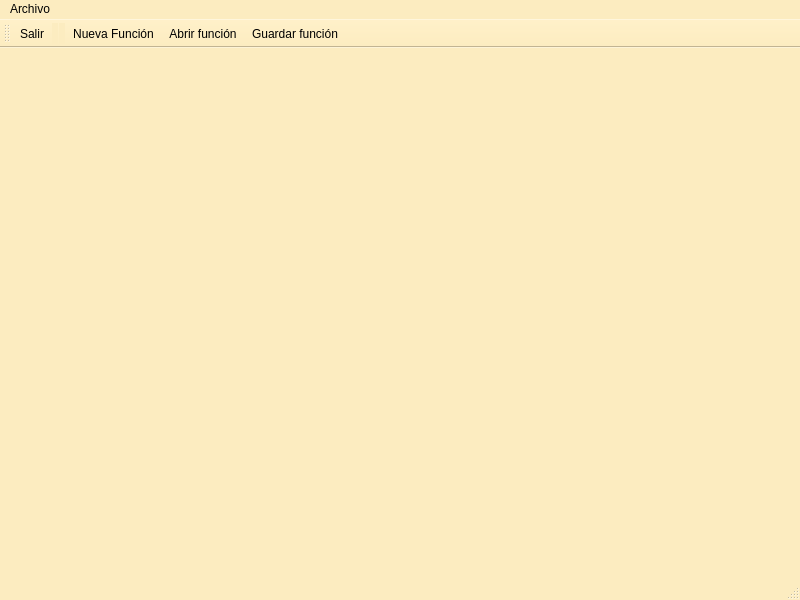
Qt form forms/mainwindow.ui (BertoSoft/ReFunGraf_1.0) before a commit.
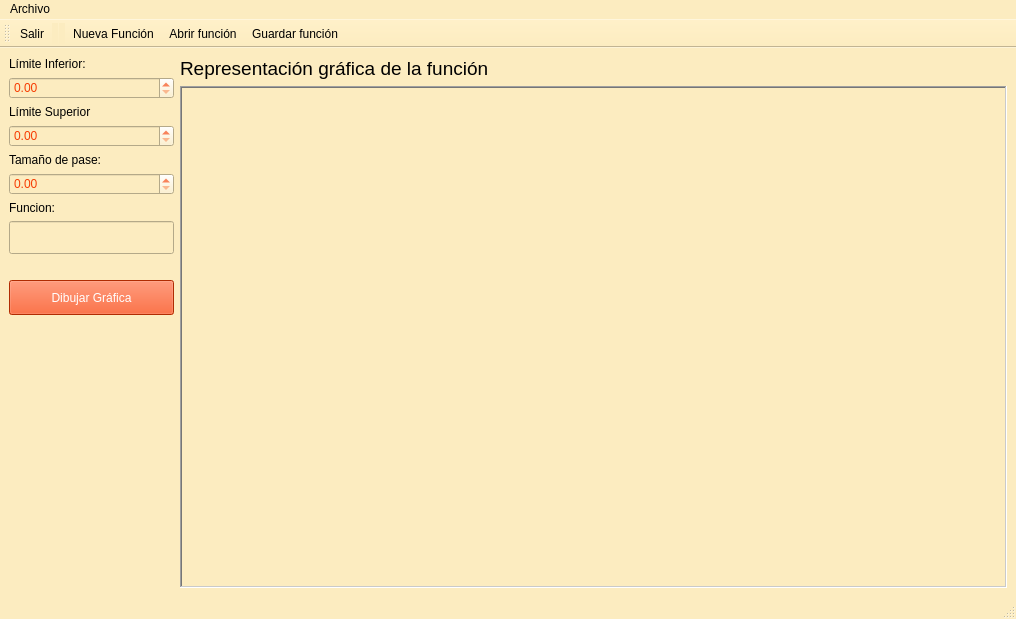
The same form after that commit. Icons and pictures are not drawn.

The edit to the form file:
```diff
--- a/forms/mainwindow.ui
+++ b/forms/mainwindow.ui
@@ -6,8 +6,8 @@
    <rect>
     <x>0</x>
     <y>0</y>
-    <width>800</width>
-    <height>600</height>
+    <width>1016</width>
+    <height>619</height>
    </rect>
   </property>
   <property name="windowTitle">
@@ -21,6 +21,11 @@
         color: #000000;
     }
 
+QDialog {
+        background-color: #FCECC0;
+        color: #000000;
+    }
+
     /* Barra de menús */
     QMenuBar {
         background-color: #FCECC0;
@@ -102,13 +107,154 @@
     <height>24</height>
    </size>
   </property>
-  <widget class="QWidget" name="centralwidget"/>
+  <widget class="QWidget" name="centralwidget">
+   <layout class="QVBoxLayout" name="verticalLayout_3">
+    <item>
+     <layout class="QHBoxLayout" name="horizontalLayout" stretch="2,10">
+      <item>
+       <layout class="QVBoxLayout" name="verticalLayout" stretch="0,0,0,0,0,0,0,0,0,0,20">
+        <item>
+         <widget class="QLabel" name="label_2">
+          <property name="text">
+           <string>Límite Inferior:</string>
+          </property>
+         </widget>
+        </item>
+        <item>
+         <widget class="QDoubleSpinBox" name="dsbInferior">
+          <property name="styleSheet">
+           <string notr="true"> background-color: #FCECC0;
+        color: #F63D03;</string>
+          </property>
+         </widget>
+        </item>
+        <item>
+         <widget class="QLabel" name="label_3">
+          <property name="text">
+           <string>Límite Superior</string>
+          </property>
+         </widget>
+        </item>
+        <item>
+         <widget class="QDoubleSpinBox" name="dsbSuperior">
+          <property name="styleSheet">
+           <string notr="true"> background-color: #FCECC0;
+        color: #F63D03;</string>
+          </property>
+         </widget>
+        </item>
+        <item>
+         <widget class="QLabel" name="label_4">
+          <property name="text">
+           <string>Tamaño de pase:</string>
+          </property>
+         </widget>
+        </item>
+        <item>
+         <widget class="QDoubleSpinBox" name="dsbPaso">
+          <property name="styleSheet">
+           <string notr="true"> 	background-color: #FCECC0;
+    color: #F63D03;</string>
+          </property>
+         </widget>
+        </item>
+        <item>
+         <widget class="QLabel" name="label">
+          <property name="text">
+           <string>Funcion:</string>
+          </property>
+         </widget>
+        </item>
+        <item>
+         <widget class="QLineEdit" name="etFuncion">
+          <property name="font">
+           <font>
+            <pointsize>16</pointsize>
+           </font>
+          </property>
+          <property name="styleSheet">
+           <string notr="true"> 	background-color: #FCECC0;
+   	color: #F63D03;</string>
+          </property>
+         </widget>
+        </item>
+        <item>
+         <spacer name="verticalSpacer_2">
+          <property name="orientation">
+           <enum>Qt::Orientation::Vertical</enum>
+          </property>
+          <property name="sizeHint" stdset="0">
+           <size>
+            <width>20</width>
+            <height>20</height>
+           </size>
+          </property>
+         </spacer>
+        </item>
+        <item>
+         <widget class="QPushButton" name="btnGraf">
+          <property name="minimumSize">
+           <size>
+            <width>0</width>
+            <height>35</height>
+           </size>
+          </property>
+          <property name="text">
+           <string>Dibujar Gráfica</string>
+          </property>
+         </widget>
+        </item>
+        <item>
+         <spacer name="verticalSpacer">
+          <property name="orientation">
+           <enum>Qt::Orientation::Vertical</enum>
+          </property>
+          <property name="sizeHint" stdset="0">
+           <size>
+            <width>20</width>
+            <height>40</height>
+           </size>
+          </property>
+         </spacer>
+        </item>
+       </layout>
+      </item>
+      <item>
+       <layout class="QVBoxLayout" name="verticalLayout_2" stretch="0,1">
+        <item>
+         <widget class="QLabel" name="lblTextoFuncion">
+          <property name="font">
+           <font>
+            <pointsize>14</pointsize>
+           </font>
+          </property>
+          <property name="text">
+           <string>Representación gráfica de la función </string>
+          </property>
+         </widget>
+        </item>
+        <item>
+         <widget class="QFrame" name="fraGrafica">
+          <property name="frameShape">
+           <enum>QFrame::Shape::WinPanel</enum>
+          </property>
+          <property name="frameShadow">
+           <enum>QFrame::Shadow::Sunken</enum>
+          </property>
+         </widget>
+        </item>
+       </layout>
+      </item>
+     </layout>
+    </item>
+   </layout>
+  </widget>
   <widget class="QMenuBar" name="menubar">
    <property name="geometry">
     <rect>
      <x>0</x>
      <y>0</y>
-     <width>800</width>
+     <width>1016</width>
      <height>23</height>
     </rect>
    </property>
```
